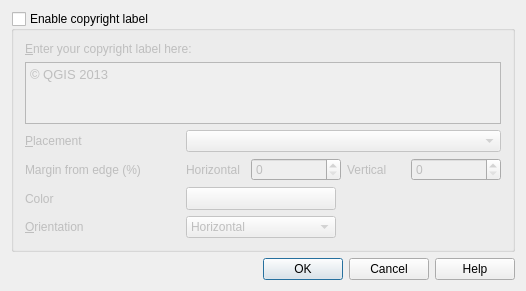
First picture: the form in src/ui/qgsdecorationcopyrightdialog.ui, repository carsmie/QGIS, before the edit.
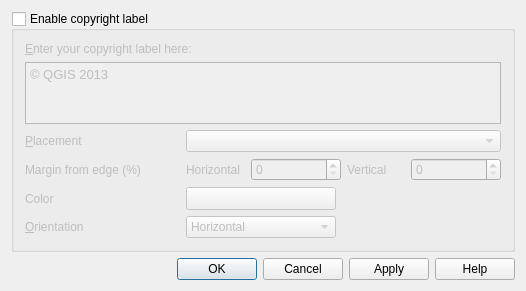
Second picture: the form after the edit. Icons and pictures are not drawn. Custom widgets are drawn as their Qt base class.

Commit message: Add Apply buttons to decoration dialogs

```diff
--- a/src/ui/qgsdecorationcopyrightdialog.ui
+++ b/src/ui/qgsdecorationcopyrightdialog.ui
@@ -256,7 +256,7 @@
       <enum>Qt::Horizontal</enum>
      </property>
      <property name="standardButtons">
-      <set>QDialogButtonBox::Cancel|QDialogButtonBox::Help|QDialogButtonBox::Ok</set>
+      <set>QDialogButtonBox::Apply|QDialogButtonBox::Cancel|QDialogButtonBox::Help|QDialogButtonBox::Ok</set>
      </property>
     </widget>
    </item>
```
The commit also changes 13 other files.
